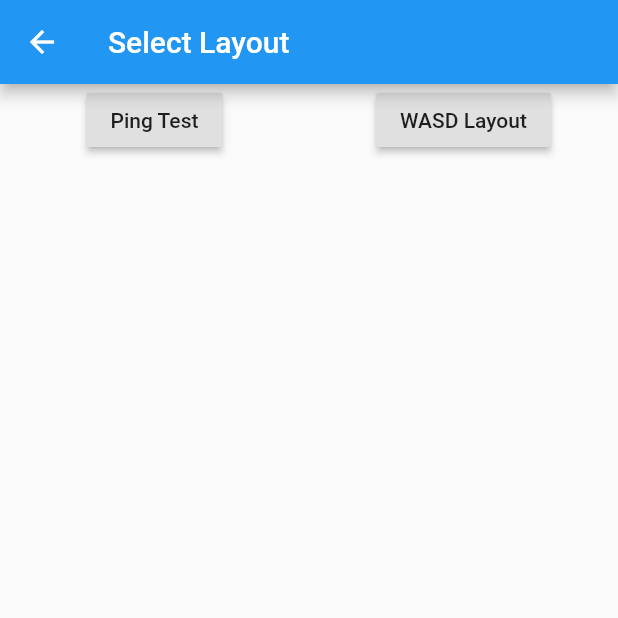
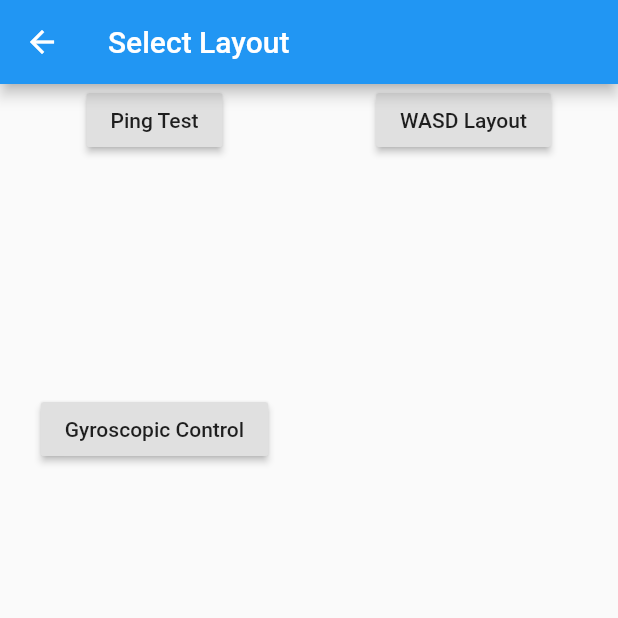
Before and after one commit to devclub-iitd/AioPcController, a Flutter app: the LayoutSelect screen opened by its route, on a phone screen of 412 x 824 dp, the top half of it. Run offline on Flutter 3.47's test engine with Material 2 defaults, Android fonts, the phone set to English and light mode, and no system bars; our stand-ins replace sensors.

Commit message:
Bugs Fixed

```diff
--- a/lib/LayoutSelect.dart
+++ b/lib/LayoutSelect.dart
@@ -43,6 +43,21 @@ class LayoutSelect extends StatelessWidget {
                   )
                 ],
               ),
+            ),
+            Center(
+              child: Column(
+                crossAxisAlignment: CrossAxisAlignment.start,
+                children: <Widget>[
+                  Center(
+                    child: RaisedButton(
+                      onPressed: () {
+                        Navigator.pushNamed(context, '/gyro');
+                      },
+                      child: Text('Gyroscopic Control'),
+                    ),
+                  )
+                ],
+              ),
             )
           ],
         ));
--- a/lib/main.dart
+++ b/lib/main.dart
@@ -5,6 +5,7 @@ import 'LayoutSelect.dart';
 import 'HomeScreen.dart';
 import 'WasdLayout.dart';
 import 'PingTest.dart';
+import 'tilt.dart';
 void main() async {
   // modify with your true address/port
   runApp(MyApp());
@@ -20,6 +21,7 @@ class MyApp extends StatelessWidget {
         '/layout_select': (context) => LayoutSelect(),
         '/ping_test': (context) => PingTest(),
         '/wasd_layout': (context) => WasdLayout(),
+        '/gyro':(context) => Gyro(),
       },
     );
   }
--- a/pubspec.yaml
+++ b/pubspec.yaml
@@ -28,6 +28,7 @@ dependencies:
   # The following adds the Cupertino Icons font to your application.
   # Use with the CupertinoIcons class for iOS style icons.
   cupertino_icons: ^0.1.3
+  sensors: 0.4.2+1
 
 dev_dependencies:
   flutter_test:
```
Also changed, not shown: pubspec.lock.
